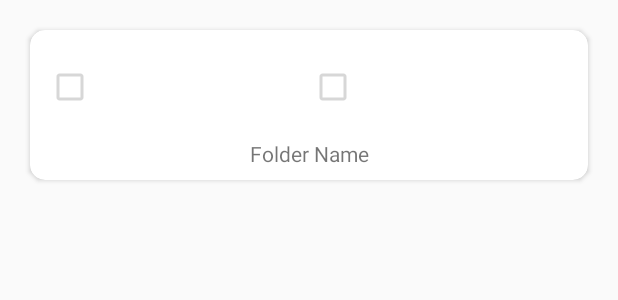
After one commit to BochisAndrei/EasyNotesRepo, an Android app: the layout all_notes_card_view_cross_note.xml on its own in the app's theme, with its tools: preview values and no code run, on a phone screen of 412 x 824 dp. The commit adds this screen. Shown: the top 300 px of the screen. Run offline under Robolectric (Android 15) with nearby library versions, the phone set to English and light mode, and no system bars.

Commit message:
RoomRepository commit 3

```diff
--- a/app/src/main/java/com/packg/easynotes/Activitys/TextNoteActivity.kt
+++ b/app/src/main/java/com/packg/easynotes/Activitys/TextNoteActivity.kt
@@ -43,12 +43,6 @@ class TextNoteActivity : AppCompatActivity() {
         }
 
         buttonBack.setOnClickListener {
-            var intent = Intent(this, MainActivity::class.java)
-            startActivity(intent)
-            overridePendingTransition(
-                R.anim.slide_in_left,
-                R.anim.slide_out_right
-            )
             finish()
         }
         buttonSave.setOnClickListener {
--- a/app/src/main/java/com/packg/easynotes/DrawerFragments/FragmentHome.kt
+++ b/app/src/main/java/com/packg/easynotes/DrawerFragments/FragmentHome.kt
@@ -23,7 +23,6 @@ import com.packg.easynotes.RoomDatabase.NoteViewModel
 class FragmentHome : Fragment(), OnItemClickListener {
 
     private lateinit var noteViewModel: NoteViewModel
-    private val dialogRequestCode = 1
 
     companion object {
         fun newInstance(): FragmentHome {
--- a/app/src/main/java/com/packg/easynotes/Elements/CheckBoxNote.kt
+++ b/app/src/main/java/com/packg/easynotes/Elements/CheckBoxNote.kt
@@ -15,7 +15,7 @@ import androidx.room.PrimaryKey
     ]
 )
 class CheckBoxNote (@ColumnInfo(name = "name") val name : String,
-                    @ColumnInfo(name = "checked") val checked : Boolean){
+                    @ColumnInfo(name = "checked") var checked : Boolean){
 
     @ColumnInfo(name = "checkbox_id")
     @PrimaryKey(autoGenerate = true) var id: Long = 0
--- a/app/src/main/java/com/packg/easynotes/Elements/ExtraReply.kt
+++ b/app/src/main/java/com/packg/easynotes/Elements/ExtraReply.kt
@@ -5,4 +5,5 @@ object ExtraReply {
     const val REPLY_CREATED = "com.packg.easynotes.REPLY_TYPE"
     const val REPLY_TITLE = "com.packg.easynotes.REPLY_TITLE"
     const val REPLY_DESCRIPTION = "com.packg.easynotes.REPLY_DESCRIPTION"
+    const val REPLY_SCREEN = "com.packg.easynotes.REPLY_DESCRIPTION"
 }
--- /dev/null
+++ b/app/src/main/res/layout/all_notes_card_view_cross_note.xml
@@ -0,0 +1,56 @@
+<?xml version="1.0" encoding="utf-8"?>
+<androidx.cardview.widget.CardView xmlns:android="http://schemas.android.com/apk/res/android"
+    android:clickable="true"
+    android:foreground="?android:attr/selectableItemBackground"
+    android:layout_width="match_parent"
+    android:layout_height="100dp"
+    xmlns:xmnls="http://schemas.android.com/apk/res-auto"
+    xmlns:cardView="http://schemas.android.com/tools"
+    android:layout_margin="20dp"
+    android:elevation="25dp"
+    xmnls:cardCornerRadius="10dp"
+    android:layout_centerHorizontal="true">
+
+    <LinearLayout
+        android:layout_width="match_parent"
+        android:layout_height="match_parent"
+        android:orientation="vertical"
+        android:layout_margin="5dp"
+        android:layout_gravity="center_horizontal">
+
+        <LinearLayout
+            android:layout_width="match_parent"
+            android:layout_height="65dp"
+            android:layout_marginStart="5dp"
+            android:layout_marginEnd="5dp"
+            android:gravity="center_vertical"
+            android:orientation="horizontal">
+
+            <CheckBox
+                android:id="@+id/all_notes_card_view_cross_note_checkBox1"
+                android:layout_width="match_parent"
+                android:layout_height="wrap_content"
+                android:layout_weight="1"
+                android:clickable="false"
+                android:enabled="false"/>
+
+            <CheckBox
+                android:id="@+id/all_notes_card_view_cross_note_checkBox2"
+                android:layout_width="match_parent"
+                android:layout_height="wrap_content"
+                android:layout_weight="1"
+                android:clickable="false"
+                android:enabled="false"/>
+
+        </LinearLayout>
+
+        <TextView
+            android:id="@+id/all_notes_card_view_cross_note_title"
+            android:layout_width="match_parent"
+            android:layout_height="match_parent"
+            android:gravity="center"
+            android:text="Folder Name" />
+
+    </LinearLayout>
+
+</androidx.cardview.widget.CardView>
--- a/app/src/main/res/layout/check_box_view.xml
+++ b/app/src/main/res/layout/card_view_check_box.xml
@@ -27,6 +27,7 @@
             android:layout_width="match_parent"
             android:layout_height="match_parent"
             android:gravity="center_vertical"
+            android:editable="false"
             android:paddingStart="8dp"
             android:paddingEnd="8dp"
             android:lines="1"
--- a/app/src/main/res/layout/fragment_all_notes.xml
+++ b/app/src/main/res/layout/fragment_all_notes.xml
@@ -2,10 +2,10 @@
 <androidx.coordinatorlayout.widget.CoordinatorLayout xmlns:android="http://schemas.android.com/apk/res/android"
     android:layout_width="match_parent"
     android:layout_height="match_parent"
-    android:background="@android:color/holo_red_dark">
+    android:background="@android:color/white">
 
     <androidx.recyclerview.widget.RecyclerView
-        android:id="@+id/home_recycler_view"
+        android:id="@+id/all_notes_recycler_view"
         android:layout_width="match_parent"
         android:layout_height="match_parent"/>
 
```
Also changed, not shown: app/src/main/java/com/packg/easynotes/Activitys/CrossNoteActivity.kt (+6 -11 lines), app/src/main/java/com/packg/easynotes/DrawerFragments/FragmentAllNotes.kt (+58 -2 lines), app/src/main/java/com/packg/easynotes/DrawerFragments/RVAdapterAllNotes.kt (added, +114 -0 lines), app/src/main/java/com/packg/easynotes/DrawerFragments/RVAdapterCrossNote.kt (+8 -5 lines), app/src/main/java/com/packg/easynotes/Elements/RecyclerList.kt (+10 -0 lines), app/src/main/res/layout/all_notes_card_view_text_note.xml (added, +39 -0 lines).
